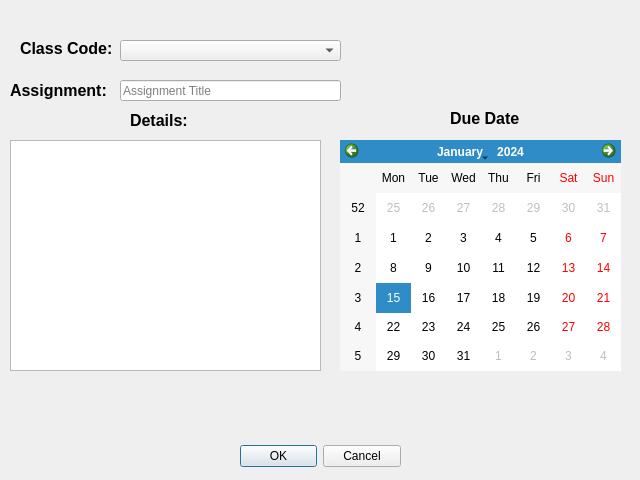
First picture: the form in UI/assignment.ui, repository Matchu02118/AcademicManagementApp, before the edit.
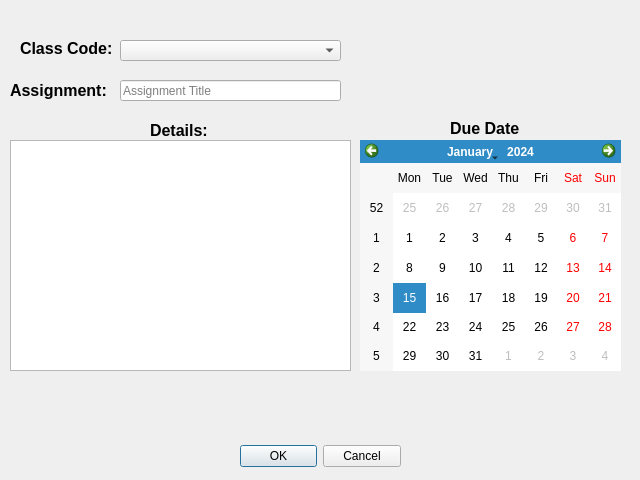
Second picture: the form after the edit.

Diff of the .ui file:
```diff
--- a/UI/assignment.ui
+++ b/UI/assignment.ui
@@ -65,7 +65,7 @@
    <property name="geometry">
     <rect>
      <x>450</x>
-     <y>110</y>
+     <y>120</y>
      <width>81</width>
      <height>16</height>
     </rect>
@@ -127,8 +127,8 @@
   <widget class="QLabel" name="asgnmLabel_2">
    <property name="geometry">
     <rect>
-     <x>130</x>
-     <y>110</y>
+     <x>150</x>
+     <y>120</y>
      <width>71</width>
      <height>21</height>
     </rect>
@@ -149,7 +149,7 @@
     <rect>
      <x>10</x>
      <y>140</y>
-     <width>311</width>
+     <width>341</width>
      <height>231</height>
     </rect>
    </property>
@@ -157,9 +157,9 @@
   <widget class="QCalendarWidget" name="dueDate">
    <property name="geometry">
     <rect>
-     <x>340</x>
+     <x>360</x>
      <y>140</y>
-     <width>281</width>
+     <width>261</width>
      <height>231</height>
     </rect>
    </property>
```
